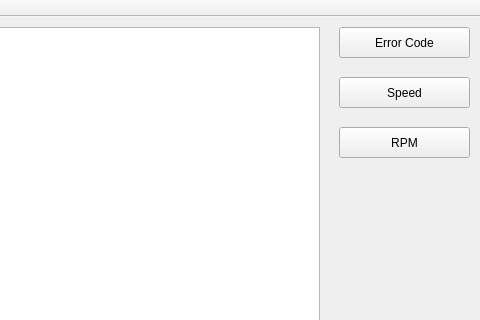
First picture: the form in GUI2/mainwindow.ui, repository 026rus/OBDII, before the edit; both pictures show x 531 to 1011 and y 0 to 320 of the 1011 by 547 pixel window.
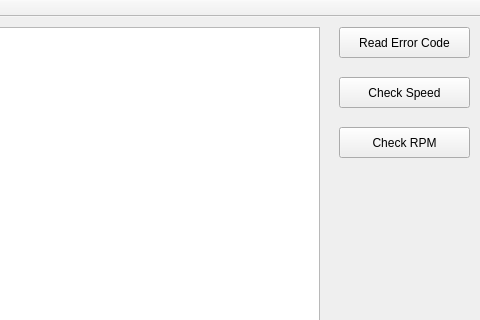
Second picture: the form after the edit.

Patch:
```diff
--- a/GUI2/mainwindow.ui
+++ b/GUI2/mainwindow.ui
@@ -24,7 +24,7 @@
      </rect>
     </property>
     <property name="text">
-     <string>Error Code</string>
+     <string>Read Error Code</string>
     </property>
    </widget>
    <widget class="QPushButton" name="pushButton_2">
@@ -37,7 +37,7 @@
      </rect>
     </property>
     <property name="text">
-     <string>Speed</string>
+     <string>Check Speed</string>
     </property>
    </widget>
    <widget class="QPushButton" name="pushButton_3">
@@ -50,7 +50,7 @@
      </rect>
     </property>
     <property name="text">
-     <string>RPM</string>
+     <string>Check RPM</string>
     </property>
    </widget>
    <widget class="QPushButton" name="pushButton_4">
```
